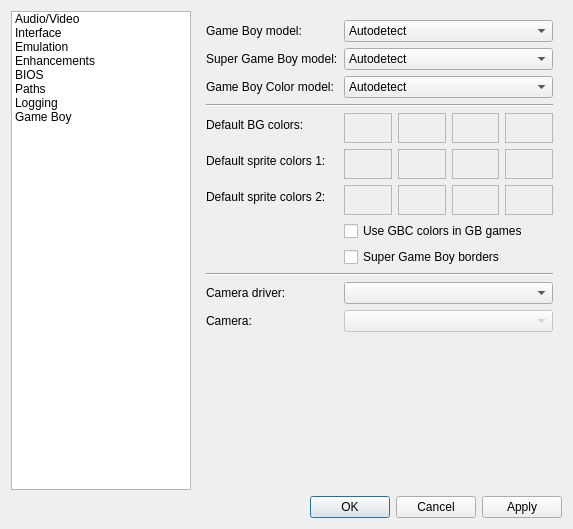
Above: Libretro/mgba/src/platform/qt/SettingsView.ui from kiddreads/Avalon-copy2 before the change. Below: the same form after it.
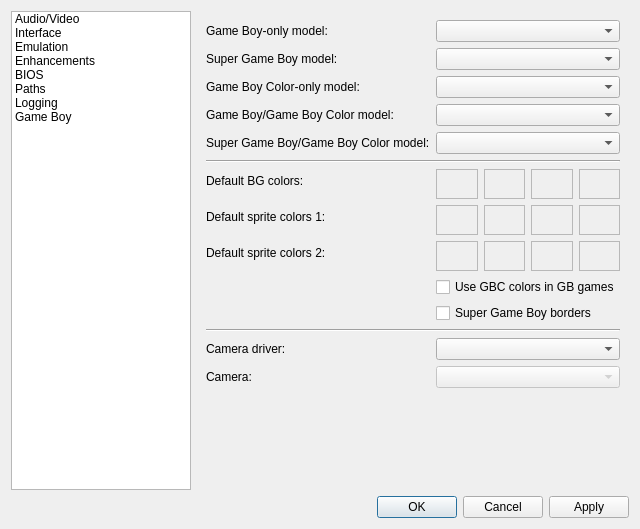
That is the form after the change. The open tabs and pages were chosen to show the change.

Commit message: GB: Add separate overrides for GBC games that can also run on SGB or regular GB

Patch:
```diff
--- a/Libretro/mgba/src/platform/qt/SettingsView.ui
+++ b/Libretro/mgba/src/platform/qt/SettingsView.ui
@@ -1465,18 +1465,12 @@
        <item row="0" column="0">
         <widget class="QLabel" name="label_29">
          <property name="text">
-          <string>Game Boy model:</string>
+          <string>Game Boy-only model:</string>
          </property>
         </widget>
        </item>
        <item row="0" column="1">
-        <widget class="QComboBox" name="gbModel">
-         <item>
-          <property name="text">
-           <string>Autodetect</string>
-          </property>
-         </item>
-        </widget>
+        <widget class="QComboBox" name="gbModel"/>
        </item>
        <item row="1" column="0">
         <widget class="QLabel" name="label_32">
@@ -1486,45 +1480,40 @@
         </widget>
        </item>
        <item row="1" column="1">
-        <widget class="QComboBox" name="sgbModel">
-         <item>
-          <property name="text">
-           <string>Autodetect</string>
-          </property>
-         </item>
-        </widget>
+        <widget class="QComboBox" name="sgbModel"/>
        </item>
        <item row="2" column="0">
         <widget class="QLabel" name="label_33">
          <property name="text">
-          <string>Game Boy Color model:</string>
+          <string>Game Boy Color-only model:</string>
          </property>
         </widget>
        </item>
        <item row="2" column="1">
-        <widget class="QComboBox" name="cgbModel">
-         <item>
-          <property name="text">
-           <string>Autodetect</string>
-          </property>
-         </item>
+        <widget class="QComboBox" name="cgbModel"/>
+       </item>
+       <item row="3" column="0">
+        <widget class="QLabel" name="label_38">
+         <property name="text">
+          <string>Game Boy/Game Boy Color model:</string>
+         </property>
         </widget>
        </item>
-       <item row="3" column="0" colspan="2">
+       <item row="5" column="0" colspan="2">
         <widget class="Line" name="line_12">
          <property name="orientation">
           <enum>Qt::Horizontal</enum>
          </property>
         </widget>
        </item>
-       <item row="4" column="0">
+       <item row="6" column="0">
         <widget class="QLabel" name="label_28">
          <property name="text">
           <string>Default BG colors:</string>
          </property>
         </widget>
        </item>
-       <item row="4" column="1">
+       <item row="6" column="1">
         <layout class="QHBoxLayout" name="horizontalLayout_9">
          <item>
           <widget class="QFrame" name="color0">
@@ -1604,7 +1593,14 @@
          </item>
         </layout>
        </item>
-       <item row="5" column="1">
+       <item row="7" column="0">
+        <widget class="QLabel" name="label_69">
+         <property name="text">
+          <string>Default sprite colors 1:</string>
+         </property>
+        </widget>
+       </item>
+       <item row="7" column="1">
         <layout class="QHBoxLayout" name="horizontalLayout_15">
          <item>
           <widget class="QFrame" name="color4">
@@ -1684,38 +1680,14 @@
          </item>
         </layout>
        </item>
+       <item row="8" column="0">
+        <widget class="QLabel" name="label_70">
+         <property name="text">
+          <string>Default sprite colors 2:</string>
+         </property>
+        </widget>
+       </item>
        <item row="8" column="1">
-        <widget class="QCheckBox" name="sgbBorders">
-         <property name="text">
-          <string>Super Game Boy borders</string>
-         </property>
-        </widget>
-       </item>
-       <item row="9" column="0" colspan="2">
-        <widget class="Line" name="line_11">
-         <property name="orientation">
-          <enum>Qt::Horizontal</enum>
-         </property>
-        </widget>
-       </item>
-       <item row="10" column="0">
-        <widget class="QLabel" name="label_27">
-         <property name="text">
-          <string>Camera driver:</string>
-         </property>
-        </widget>
-       </item>
-       <item row="10" column="1">
-        <widget class="QComboBox" name="cameraDriver">
-         <property name="sizePolicy">
-          <sizepolicy hsizetype="Expanding" vsizetype="Fixed">
-           <horstretch>0</horstretch>
-           <verstretch>0</verstretch>
-          </sizepolicy>
-         </property>
-        </widget>
-       </item>
-       <item row="6" column="1">
         <layout class="QHBoxLayout" name="horizontalLayout_37">
          <item>
           <widget class="QFrame" name="color8">
@@ -1795,35 +1767,52 @@
          </item>
         </layout>
        </item>
-       <item row="5" column="0">
-        <widget class="QLabel" name="label_69">
-         <property name="text">
-          <string>Default sprite colors 1:</string>
-         </property>
-        </widget>
-       </item>
-       <item row="6" column="0">
-        <widget class="QLabel" name="label_70">
-         <property name="text">
-          <string>Default sprite colors 2:</string>
-         </property>
-        </widget>
-       </item>
-       <item row="7" column="1">
+       <item row="9" column="1">
         <widget class="QCheckBox" name="useCgbColors">
          <property name="text">
           <string>Use GBC colors in GB games</string>
          </property>
         </widget>
        </item>
-       <item row="11" column="0">
+       <item row="10" column="1">
+        <widget class="QCheckBox" name="sgbBorders">
+         <property name="text">
+          <string>Super Game Boy borders</string>
+         </property>
+        </widget>
+       </item>
+       <item row="11" column="0" colspan="2">
+        <widget class="Line" name="line_11">
+         <property name="orientation">
+          <enum>Qt::Horizontal</enum>
+         </property>
+        </widget>
+       </item>
+       <item row="12" column="0">
+        <widget class="QLabel" name="label_27">
+         <property name="text">
+          <string>Camera driver:</string>
+         </property>
+        </widget>
+       </item>
+       <item row="12" column="1">
+        <widget class="QComboBox" name="cameraDriver">
+         <property name="sizePolicy">
+          <sizepolicy hsizetype="Expanding" vsizetype="Fixed">
+           <horstretch>0</horstretch>
+           <verstretch>0</verstretch>
+          </sizepolicy>
+         </property>
+        </widget>
+       </item>
+       <item row="13" column="0">
         <widget class="QLabel" name="label_35">
          <property name="text">
           <string>Camera:</string>
          </property>
         </widget>
        </item>
-       <item row="11" column="1">
+       <item row="13" column="1">
         <widget class="QComboBox" name="camera">
          <property name="enabled">
           <bool>false</bool>
@@ -1836,6 +1825,19 @@
          </property>
         </widget>
        </item>
+       <item row="3" column="1">
+        <widget class="QComboBox" name="cgbHybridModel"/>
+       </item>
+       <item row="4" column="0">
+        <widget class="QLabel" name="label_39">
+         <property name="text">
+          <string>Super Game Boy/Game Boy Color model:</string>
+         </property>
+        </widget>
+       </item>
+       <item row="4" column="1">
+        <widget class="QComboBox" name="cgbSgbModel"/>
+       </item>
       </layout>
      </widget>
     </widget>
```
The commit also changes 5 other files.
